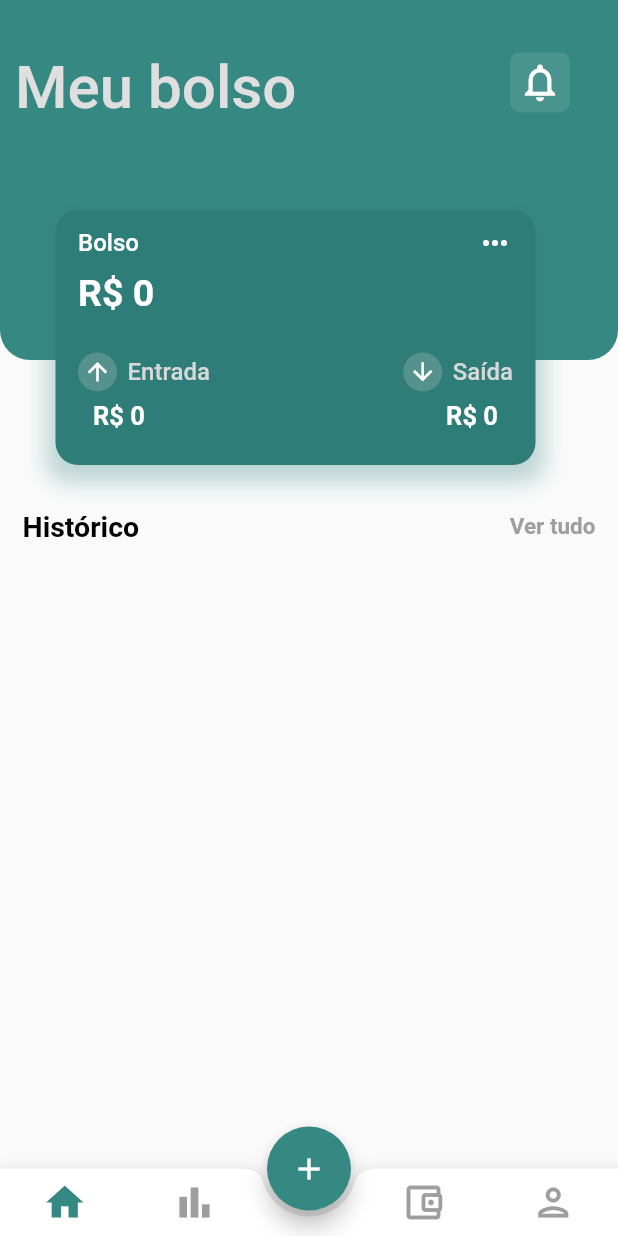
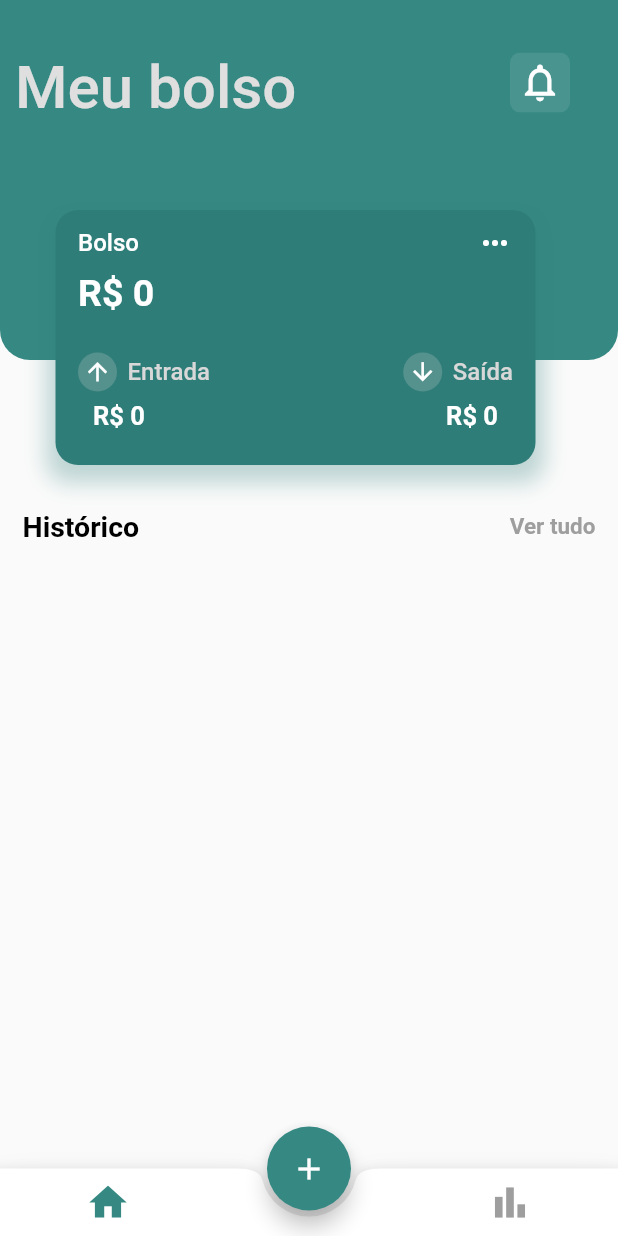
Before and after one commit to thiagocmsilvaUFF/meubolso, a Flutter app: the screen it shows after launch, on a phone screen of 412 x 824 dp. Run offline on Flutter 3.47's test engine with Material 2 defaults, Android fonts, the light colour scheme and no system bars; our stand-ins replace hive, hive_flutter, syncfusion_flutter_charts; missing offline and left inert: dart:ffi; accounts and stored records are empty.

Commit message:
adjust nav bar

```diff
--- a/lib/widgets/bottomnavigationbar.dart
+++ b/lib/widgets/bottomnavigationbar.dart
@@ -12,7 +12,7 @@ class Bottom extends StatefulWidget {
 
 class _BottomState extends State<Bottom> {
   int index_color =0;
-  List Screen = [Home(), Statistics(), Home(), Statistics()];
+  List Screen = [Home(), Statistics()];
   @override
   Widget build(BuildContext context) {
     return Scaffold(
@@ -44,7 +44,7 @@ class _BottomState extends State<Bottom> {
                   size: 30,
                   color: index_color == 0 ? Color(0xff368983): Colors.grey,
                 ),
-              ),
+              ),SizedBox(width: 10),
               GestureDetector(
                 onTap: () {
                   setState(() {
@@ -57,31 +57,7 @@ class _BottomState extends State<Bottom> {
                   color: index_color == 1 ? Color(0xff368983): Colors.grey,
                 ),
               ),
-              SizedBox(width: 10),
-              GestureDetector(
-                onTap: () {
-                  setState(() {
-                    index_color = 2;
-                  });
-                },
-                child: Icon(
-                  Icons.account_balance_wallet_outlined,
-                  size: 30,
-                  color: index_color == 2 ? Color(0xff368983): Colors.grey,
-                ),
-              ),
-              GestureDetector(
-                onTap: () {
-                  setState(() {
-                    index_color = 3;
-                  });
-                },
-                child: Icon(
-                  Icons.person_outlined,
-                  size: 30,
-                  color: index_color == 3 ? Color(0xff368983): Colors.grey,
-                ),
-              ),
+
             ],
           ),
         ),
```
